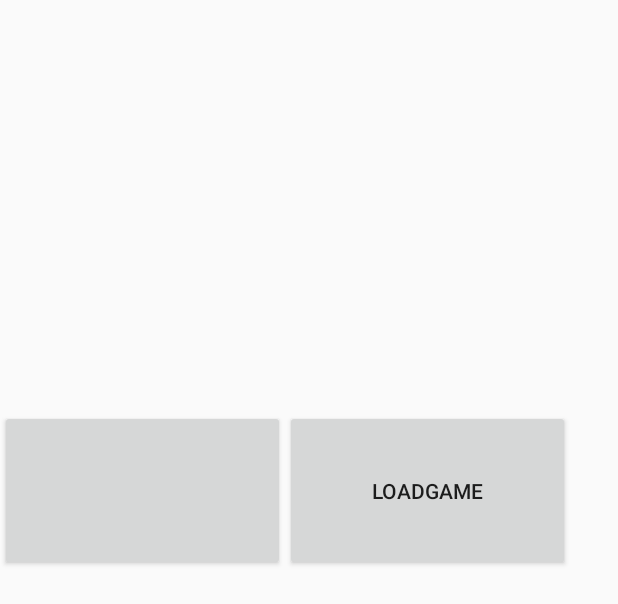
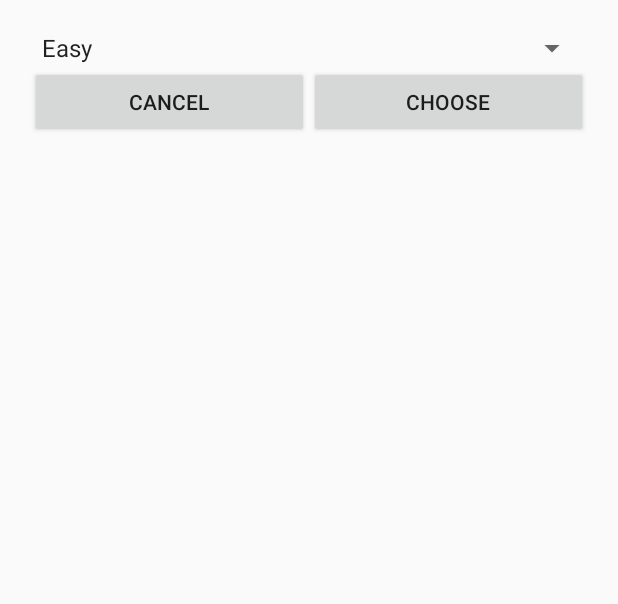
Before and after one commit to Blondwolf/OthelloAndroid, an Android app: the layout layout_dialog_ia.xml on its own in the app's theme, with its tools: preview values and no code run, on a phone screen of 412 x 824 dp. Shown: the top 604 px of the screen. Run offline under Robolectric (Android 15) with nearby library versions, the phone set to English and light mode, and no system bars.

Commit message:
Choix du niveau de l'ordinateur (2, 4, 6, 8)

```diff
--- a/Project/app/src/main/res/drawable/buttonshape.xml
+++ b/Project/app/src/main/res/drawable/buttonshape.xml
@@ -1,4 +1,5 @@
 <?xml version="1.0" encoding="utf-8"?>
+<!--<shape selected ...>-->
 <shape xmlns:android="http://schemas.android.com/apk/res/android" android:shape="rectangle" >
     <corners
         android:radius="14dp"
@@ -23,6 +24,6 @@
         />
     <stroke
         android:width="3dp"
-        android:color="#878787"
+        android:color="#000000"
         />
 </shape>
--- a/Project/app/src/main/res/layout/layout_dialog_ia.xml
+++ b/Project/app/src/main/res/layout/layout_dialog_ia.xml
@@ -1,33 +1,45 @@
 <?xml version="1.0" encoding="utf-8"?>
-<LinearLayout xmlns:android="http://schemas.android.com/apk/res/android"
-    android:orientation="vertical" android:layout_width="match_parent"
+<RelativeLayout
+    xmlns:android="http://schemas.android.com/apk/res/android"
+    android:orientation="vertical"
+    android:layout_margin="20dp"
+    android:layout_width="match_parent"
     android:layout_height="match_parent">
-    <RelativeLayout xmlns:android="http://schemas.android.com/apk/res/android"
+
+    <LinearLayout
+        android:id="@+id/layout_names"
+        android:layout_width="match_parent"
+        android:layout_height="wrap_content"
+        android:orientation="vertical">
+
+    <Spinner
+        android:id="@+id/spinner_IA_level"
+        android:layout_width="match_parent"
+        android:layout_height="wrap_content"
+        android:prompt="@string/IA_prompt"
+        android:entries="@array/IA_levels">
+
+    </Spinner>
+
+    </LinearLayout>
+    <LinearLayout
+        android:orientation="horizontal"
         android:layout_width="fill_parent"
-        android:layout_height="fill_parent" >
+        android:layout_height="wrap_content"
+        android:layout_below="@id/layout_names">
 
+        <Button
+            android:id="@+id/cancel"
+            android:layout_width="match_parent"
+            android:layout_height="wrap_content"
+            android:layout_weight="1"
+            android:text="Cancel" />
 
-        <LinearLayout
-            android:orientation="horizontal"
+        <Button
+            android:id="@+id/apply"
             android:layout_width="match_parent"
-            android:layout_height="match_parent"
-            android:layout_alignParentEnd="true"
-            android:layout_alignParentBottom="true"
-            android:layout_marginBottom="170dp">
-
-            <Button
-                android:layout_width="190dp"
-                android:layout_height="107dp"
-                android:text=""
-                android:id="@+id/newGame"
-                android:layout_gravity="center_vertical" />
-
-            <Button
-                android:layout_width="190dp"
-                android:layout_height="107dp"
-                android:text="loadGame"
-                android:id="@+id/load"
-                android:layout_gravity="center_vertical" />
-        </LinearLayout>
-    </RelativeLayout>
-</LinearLayout>
+            android:layout_height="wrap_content"
+            android:layout_weight="1"
+            android:text="Choose" />
+    </LinearLayout>
+</RelativeLayout>
--- a/Project/app/src/main/res/values/strings.xml
+++ b/Project/app/src/main/res/values/strings.xml
@@ -2,6 +2,7 @@
     <string name="app_name">Othello</string>
     <string name="action_settings">Settings</string>
     <string name="titre">Comment jouer?</string>
+
     <string name="texte1">Othello se joue sur un damier 8X8 voici la configuartion initiale:</string>
     <string name="texte2">Les coups admissibles pour un joueur sont ceux qui permettent de prendre en sandwich une ou
 plusieurs séries (ligne, colonne ou diagonale) d au moins un pion de la couleur adverse. Tous les
@@ -12,4 +13,12 @@ configuration suivante, Blanc peut jouer en b3, b4, b5, b6, e6 et f5: </string>
 joueurs ne peut poser de pion, le gagnant est alors le joueur qui a le plus de pions de sa couleur sur le
 damier (les eventuelles cases vides comptant pour le gagnant).</string>
 
+    <string name="IA_prompt">Choose an IA level</string>
+    <string-array name="IA_levels">
+        <item>Easy</item>
+        <item>Normal</item>
+        <item>Hard</item>
+        <item>Expert</item>
+    </string-array>
+
 </resources>
```
Also changed, not shown: Project/app/src/main/java/hearc/othello/model/Game.java (+35 -5 lines), Project/app/src/main/java/hearc/othello/model/Player.java (+9 -1 lines), Project/app/src/main/java/hearc/othello/view/activity/GameActivity.java (+21 -45 lines), Project/app/src/main/java/hearc/othello/view/activity/HomeActivity.java (+31 -21 lines), Project/app/src/main/java/hearc/othello/view/dialog/AIDialog.java (+40 -1 lines).
